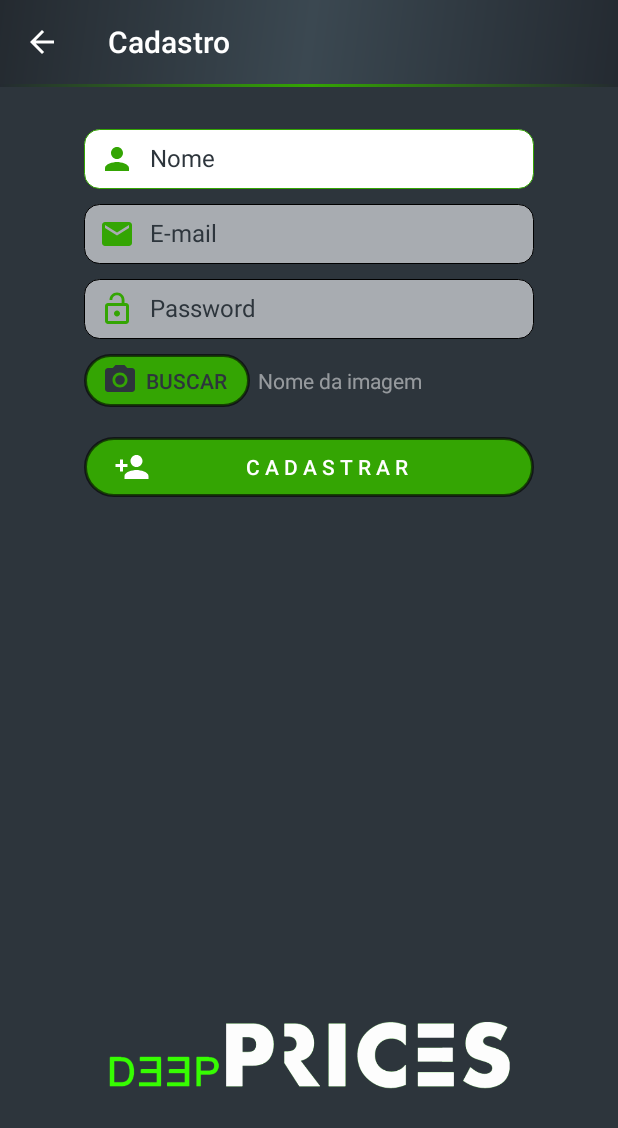
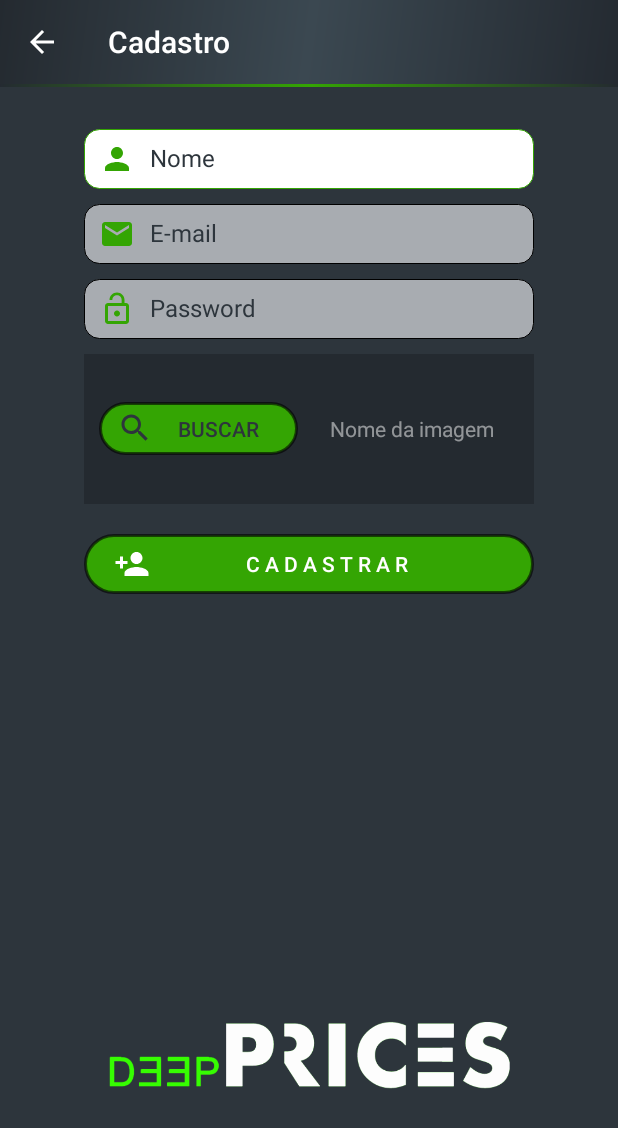
Before and after one commit to hubosong/HowMuch, an Android app: the RegisterActivity screen opened directly, with no data from a screen before it, on a phone screen of 412 x 824 dp. Shown: the top 1128 px of the screen. Run offline under Robolectric (Android 15) with nearby library versions, the phone set to English and light mode, and no system bars; pictures from the network do not load.

Commit message:
Commit Hu

```diff
--- a/app/build.gradle
+++ b/app/build.gradle
@@ -39,4 +39,7 @@ dependencies {
     //recyclerview
     implementation 'com.android.support:recyclerview-v7:27.1.1'
     implementation 'com.android.support:cardview-v7:27.1.1'
+
+    //imageCircle
+    implementation 'de.hdodenhof:circleimageview:2.1.0'
 }
--- a/app/src/main/java/robsonmachczew/howmuch/RegisterActivity.java
+++ b/app/src/main/java/robsonmachczew/howmuch/RegisterActivity.java
@@ -2,6 +2,11 @@ package robsonmachczew.howmuch;
 
 import android.content.Intent;
 import android.content.pm.ActivityInfo;
+import android.database.Cursor;
+import android.graphics.Bitmap;
+import android.graphics.BitmapFactory;
+import android.net.Uri;
+import android.provider.MediaStore;
 import android.support.design.widget.NavigationView;
 import android.support.design.widget.TextInputLayout;
 import android.support.v7.app.AppCompatActivity;
@@ -12,14 +17,22 @@ import android.text.TextWatcher;
 import android.view.MenuItem;
 import android.view.View;
 import android.view.WindowManager;
+import android.widget.Button;
 import android.widget.EditText;
 import android.widget.FrameLayout;
+import android.widget.ImageView;
+import android.widget.TextView;
 import android.widget.Toast;
 
 public class RegisterActivity extends AppCompatActivity {
 
     private EditText inputName;
-    private TextInputLayout inputTextName;
+    private Button btnChoose;
+    private ImageView imgUpload;
+    private TextView txtImageDesc;
+
+    private static final int SELECT_PICTURE = 1;
+    private Uri selectedImage;
 
     @Override
     protected void onCreate(Bundle savedInstanceState) {
@@ -40,7 +53,38 @@ public class RegisterActivity extends AppCompatActivity {
         overridePendingTransition(android.R.anim.fade_in, android.R.anim.fade_out);
 
 
+        imgUpload = findViewById(R.id.imgUpload);
+        txtImageDesc = findViewById(R.id.txtImageDesc);
+
+        btnChoose = findViewById(R.id.btnChoose);
+        btnChoose.setOnClickListener(new View.OnClickListener() {
+            @Override
+            public void onClick(View v) {
+                Intent intent = new Intent(Intent.ACTION_GET_CONTENT, MediaStore.Images.Media.INTERNAL_CONTENT_URI);
+                startActivityForResult(intent, SELECT_PICTURE);
+            }
+        });
+
+
     }
+
+    @Override
+    protected void onActivityResult(int requestCode, int resultCode, Intent data){
+        super.onActivityResult(requestCode, resultCode, data);
+
+        if(requestCode == SELECT_PICTURE && resultCode == RESULT_OK && data != null && data.getData() != null) {
+            selectedImage = data.getData();
+            txtImageDesc.setVisibility(View.GONE);
+            imgUpload.setVisibility(View.VISIBLE);
+            imgUpload.setImageURI(selectedImage);
+        }
+
+    }
+
+    public void btnRegisterUser(View view) {
+        Toast.makeText(this, R.string.toast_successfull_register, Toast.LENGTH_SHORT).show();
+    }
+
 
     //usado para executar o voltar da action
     @Override
@@ -60,8 +104,4 @@ public class RegisterActivity extends AppCompatActivity {
         this.finish();
     }
 
-    public void btnRegisterUser(View view) {
-        Toast.makeText(this, R.string.toast_successfull_register, Toast.LENGTH_SHORT).show();
-    }
-
 }
--- /dev/null
+++ b/app/src/main/res/drawable/ic_search_upload.xml
@@ -0,0 +1,10 @@
+<vector xmlns:android="http://schemas.android.com/apk/res/android"
+        android:tint="@color/nav_color"
+        android:width="24dp"
+        android:height="24dp"
+        android:viewportWidth="24.0"
+        android:viewportHeight="24.0">
+    <path
+        android:fillColor="#FF000000"
+        android:pathData="M15.5,14h-0.79l-0.28,-0.27C15.41,12.59 16,11.11 16,9.5 16,5.91 13.09,3 9.5,3S3,5.91 3,9.5 5.91,16 9.5,16c1.61,0 3.09,-0.59 4.23,-1.57l0.27,0.28v0.79l5,4.99L20.49,19l-4.99,-5zM9.5,14C7.01,14 5,11.99 5,9.5S7.01,5 9.5,5 14,7.01 14,9.5 11.99,14 9.5,14z"/>
+</vector>
--- a/app/src/main/res/layout/activity_register.xml
+++ b/app/src/main/res/layout/activity_register.xml
@@ -97,35 +97,54 @@
                 android:textColor="#000"
                 android:layout_marginBottom="10dp" />
 
+
             <LinearLayout
-                android:gravity="center_horizontal"
+                android:gravity="center"
                 android:layout_width="match_parent"
-                android:layout_height="wrap_content"
+                android:layout_height="100dp"
                 android:orientation="horizontal"
+                android:background="#33000000"
                 android:layout_marginBottom="20dp">
 
                 <Button
-                    android:id="@+id/buttonChoose"
+                    android:id="@+id/btnChoose"
                     android:layout_width="wrap_content"
                     android:layout_height="35dp"
+                    android:layout_weight="1"
                     android:background="@drawable/buttons_login"
-                    android:drawableLeft="@drawable/ic_camera"
-                    android:drawableTint="@color/nav_color"
-                    android:drawablePadding="5dp"
+                    android:drawableLeft="@drawable/ic_search_upload"
                     android:paddingStart="12dp"
-                    android:paddingEnd="15dp"
+                    android:paddingEnd="10dp"
+                    android:layout_marginStart="10dp"
                     android:text="@string/btn_search_image"
                     android:textColor="@color/nav_color"/>
 
+                <ImageView
+                    android:id="@+id/imgUpload"
+                    android:layout_width="100dp"
+                    android:layout_height="80dp"
+                    android:layout_weight="1"
+                    android:layout_marginEnd="10dp"
+                    android:layout_marginStart="5dp"
+                    android:layout_marginTop="10dp"
+                    android:layout_marginBottom="10dp"
+                    android:elevation="15dp"
+                    app:srcCompat="@drawable/contact"
+                    android:visibility="gone"/>
+
                 <TextView
-                    android:id="@+id/editTextName"
+                    android:id="@+id/txtImageDesc"
                     android:layout_width="wrap_content"
                     android:layout_height="wrap_content"
                     android:layout_weight="1"
                     android:layout_marginStart="5dp"
-                    android:hint="@string/txt_image_name" />
+                    android:layout_marginEnd="10dp"
+                    android:textAlignment="center"
+                    android:hint="@string/txt_image_name"
+                    android:visibility="visible"/>
 
             </LinearLayout>
+
 
             <LinearLayout
                 android:layout_width="300dp"
```
Also changed, not shown: app/src/main/java/robsonmachczew/howmuch/EditRegisterActivity.java (+30 -0 lines), app/src/main/java/robsonmachczew/howmuch/OffActivity.java (+4 -4 lines), app/src/main/res/layout/activity_edit_register.xml (+11 -15 lines), app/src/main/res/layout/nav_header.xml (+7 -3 lines), app/src/main/res/drawable/contact.png (added), app/src/main/res/drawable/dog.png (deleted).
